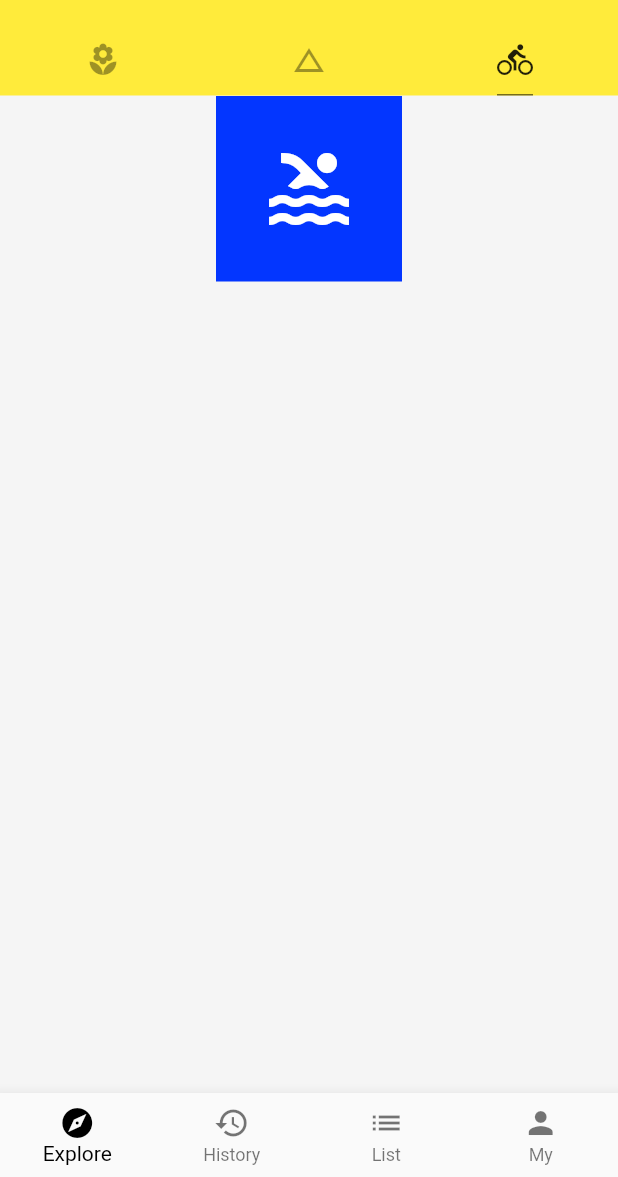
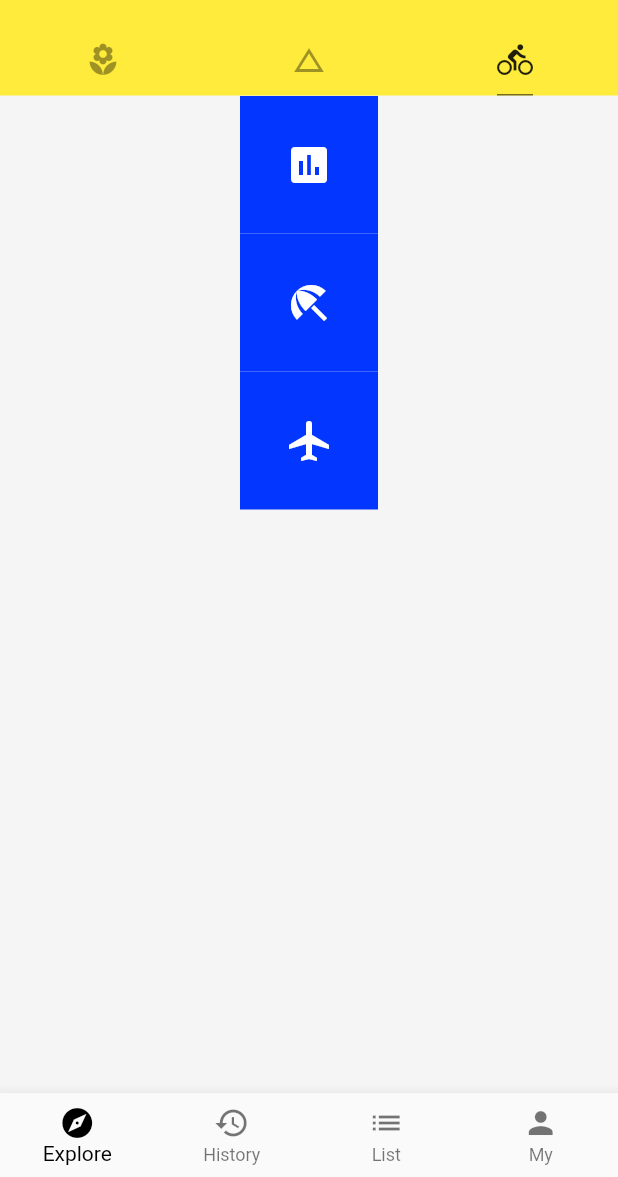
Before and after one commit to gdky005/Flutter_Demo, a Flutter app: the screen it shows after launch, tab 3 chosen, on a phone screen of 412 x 824 dp, the part 59-1236 px from its top. Run offline on Flutter 3.47's test engine with Material 2 defaults, Android fonts, the phone set to English and light mode, and no system bars; network calls fail.

Commit message:
横排和竖排展示。

```diff
--- a/lib/demo/layout_demo.dart
+++ b/lib/demo/layout_demo.dart
@@ -3,10 +3,14 @@ import 'package:flutter/material.dart';
 class LayoutDemo extends StatelessWidget {
   @override
   Widget build(BuildContext context) {
-    return  Column(
-      children: <Widget>[
-        IconBadge(Icons.pool, size: 64.0),
-      ],
+    return  Container(
+      child: Column(
+        children: <Widget>[
+          IconBadge(Icons.poll),
+          IconBadge(Icons.beach_access),
+          IconBadge(Icons.airplanemode_active),
+        ],
+      ),
     );
   }
 }
```
